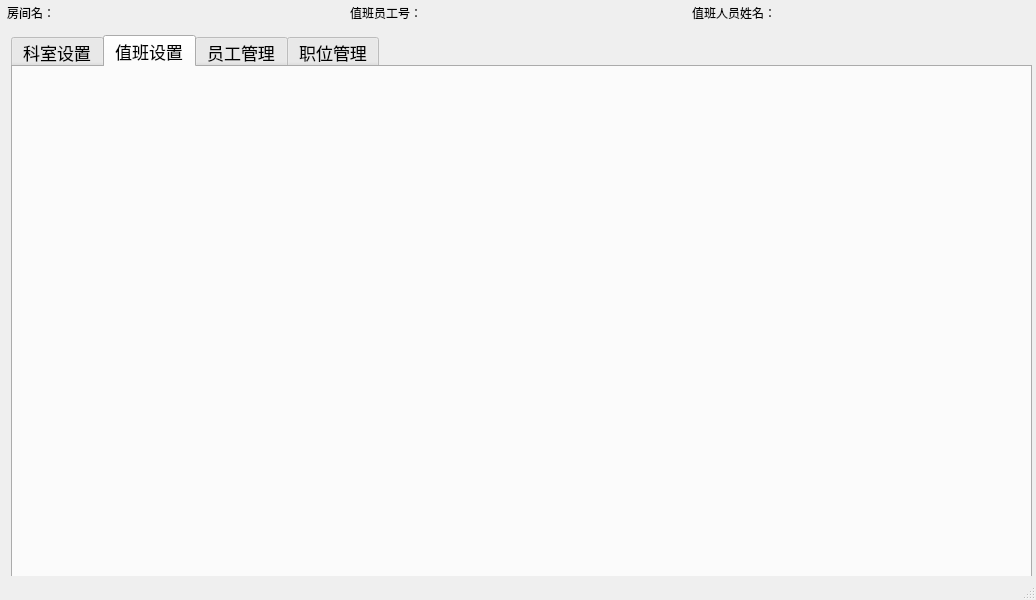
The window that managewindow.ui (zhbean/Hospital_MIS) describes before a commit, drawn with Qt 5.
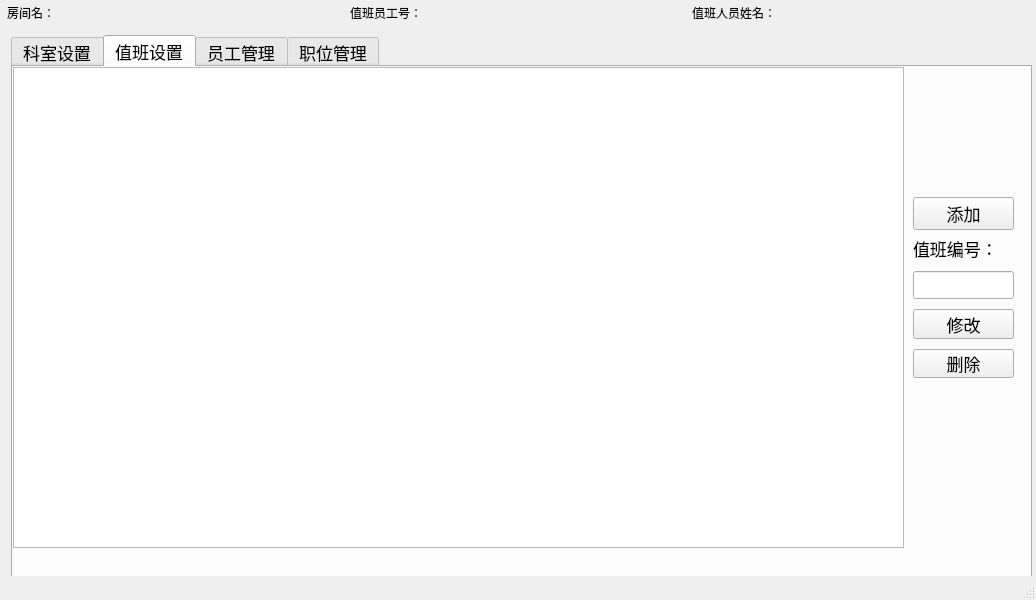
The same window after the commit. The open tabs and pages were chosen to show the change.

Commit message: 值班表基本可用，剩下员工编号和员工名字自动匹配的问题

Diff of the .ui file:
```diff
--- a/managewindow.ui
+++ b/managewindow.ui
@@ -448,6 +448,66 @@
            <attribute name="title">
             <string>值班设置</string>
            </attribute>
+           <widget class="QTreeView" name="trv_duty">
+            <property name="geometry">
+             <rect>
+              <x>0</x>
+              <y>0</y>
+              <width>891</width>
+              <height>481</height>
+             </rect>
+            </property>
+           </widget>
+           <widget class="QWidget" name="">
+            <property name="geometry">
+             <rect>
+              <x>900</x>
+              <y>130</y>
+              <width>101</width>
+              <height>181</height>
+             </rect>
+            </property>
+            <layout class="QVBoxLayout" name="verticalLayout_7">
+             <item>
+              <widget class="QPushButton" name="btn_addDuty">
+               <property name="text">
+                <string>添加</string>
+               </property>
+              </widget>
+             </item>
+             <item>
+              <layout class="QVBoxLayout" name="verticalLayout_6">
+               <property name="spacing">
+                <number>10</number>
+               </property>
+               <item>
+                <widget class="QLabel" name="label_14">
+                 <property name="text">
+                  <string>值班编号：</string>
+                 </property>
+                </widget>
+               </item>
+               <item>
+                <widget class="QLineEdit" name="edt_dutyID"/>
+               </item>
+               <item>
+                <widget class="QPushButton" name="btn_updateDuty">
+                 <property name="text">
+                  <string>修改</string>
+                 </property>
+                </widget>
+               </item>
+               <item>
+                <widget class="QPushButton" name="btn_delDuty">
+                 <property name="text">
+                  <string>删除</string>
+                 </property>
+                </widget>
+               </item>
+              </layout>
+             </item>
+            </layout>
+           </widget>
           </widget>
           <widget class="QWidget" name="tab_staff">
            <attribute name="title">
```
Left out of the diff: 68 changed lines with no effect on the pictures. The commit also changes 6 other files.
